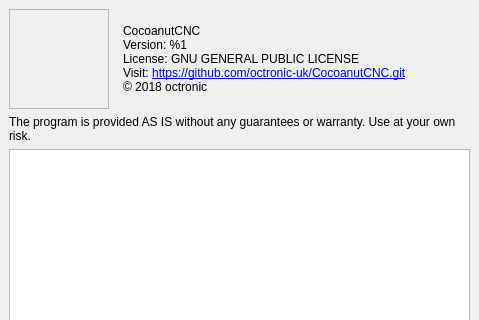
Before: the Qt Designer form View/AboutForm.ui in octronic-uk/Candle, drawn with Qt 5; both pictures show x 0 to 479 and y 0 to 320 of the 479 by 500 pixel window.
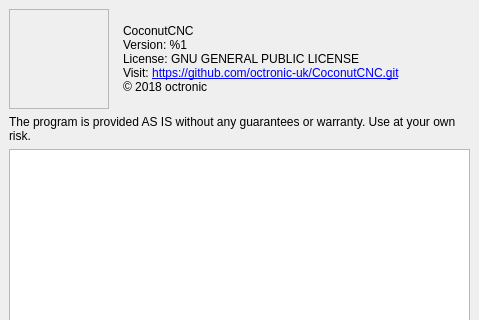
After: the same form once the commit is applied. Icons and pictures are not drawn.

Patch:
```diff
--- a/View/AboutForm.ui
+++ b/View/AboutForm.ui
@@ -60,7 +60,7 @@
      <item>
       <widget class="QLabel" name="lblAbout">
        <property name="text">
-        <string>&lt;html&gt;&lt;head/&gt;&lt;body&gt;&lt;p&gt;CocoanutCNC&lt;br/&gt;Version: %1&lt;br/&gt;License: GNU GENERAL PUBLIC LICENSE&lt;br/&gt;Visit: &lt;a href=&quot;https://github.com/octronic-uk/CocoanutCNC.git&quot;&gt;&lt;span style=&quot; text-decoration: underline; color:#0000ff;&quot;&gt;https://github.com/octronic-uk/CocoanutCNC.git&lt;br/&gt;&lt;/span&gt;&lt;/a&gt;© 2018 octronic&lt;/p&gt;&lt;/body&gt;&lt;/html&gt;</string>
+        <string>&lt;html&gt;&lt;head/&gt;&lt;body&gt;&lt;p&gt;CoconutCNC&lt;br/&gt;Version: %1&lt;br/&gt;License: GNU GENERAL PUBLIC LICENSE&lt;br/&gt;Visit: &lt;a href=&quot;https://github.com/octronic-uk/CoconutCNC.git&quot;&gt;&lt;span style=&quot; text-decoration: underline; color:#0000ff;&quot;&gt;https://github.com/octronic-uk/CoconutCNC.git&lt;br/&gt;&lt;/span&gt;&lt;/a&gt;© 2018 octronic&lt;/p&gt;&lt;/body&gt;&lt;/html&gt;</string>
        </property>
        <property name="alignment">
         <set>Qt::AlignLeading|Qt::AlignLeft|Qt::AlignVCenter</set>
```
Left out of the diff: 6 changed lines with no effect on the pictures.
